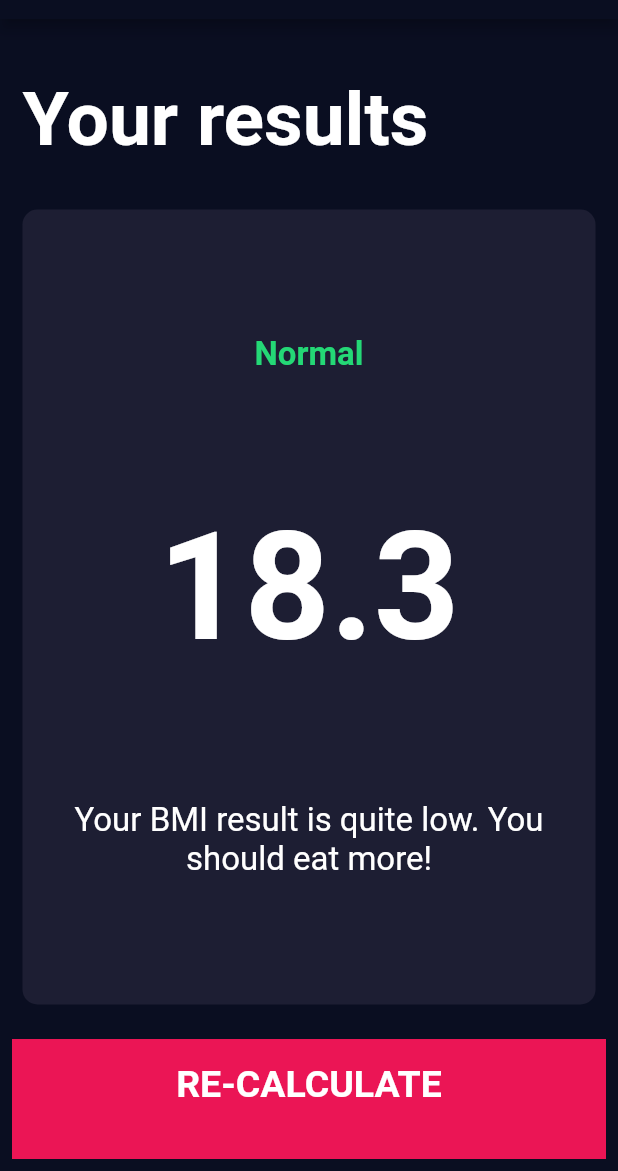
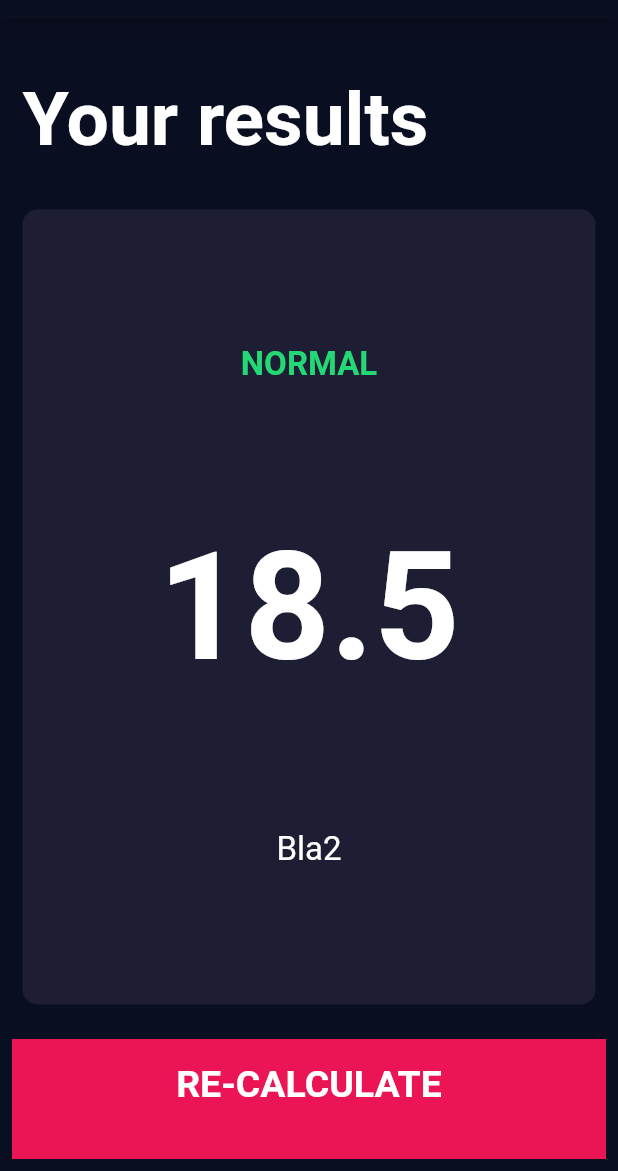
Before and after one commit to razvanfulea/flutter-learning, a Flutter app: the screen it shows after launch, after a tap on "CALCULATE", on a phone screen of 412 x 824 dp, the part 65-1236 px from its top. Run offline on Flutter 3.47's test engine with Material 2 defaults, Android fonts, the phone set to English and light mode, and no system bars; our stand-ins replace audioplayers, font_awesome_flutter.

```diff
--- /dev/null
+++ b/flutter_learning_7_building_ui/lib/calculator_brain.dart
@@ -0,0 +1,35 @@
+import 'dart:math';
+
+class CalculatorBrain {
+  final int height;
+  final int weight;
+
+  double _bmi;
+
+  CalculatorBrain({this.height, this.weight});
+
+  String calculateBMI() {
+    _bmi = weight / pow(height / 100, 2);
+    return _bmi.toStringAsFixed(1);
+  }
+
+  String getResult() {
+    if (_bmi >= 25) {
+      return 'Overweight';
+    } else if (_bmi >= 18.5) {
+      return 'Normal';
+    } else {
+      return 'Underweight';
+    }
+  }
+
+  String getInterpretation() {
+    if (_bmi >= 25) {
+      return 'Bla';
+    } else if (_bmi >= 18.5) {
+      return 'Bla2';
+    } else {
+      return 'Bla3';
+    }
+  }
+}
--- a/flutter_learning_7_building_ui/lib/screens/input_page.dart
+++ b/flutter_learning_7_building_ui/lib/screens/input_page.dart
@@ -1,5 +1,6 @@
 import 'package:flutter/cupertino.dart';
 import 'package:flutter/material.dart';
+import 'package:flutter_learning_7_building_ui/calculator_brain.dart';
 import 'package:flutter_learning_7_building_ui/components/icon_content.dart';
 import 'file:///D:/Learning/flutter/flutter-learning/flutter_learning_7_building_ui/lib/screens/results_page.dart';
 import 'file:///D:/Learning/flutter/flutter-learning/flutter_learning_7_building_ui/lib/components/reusable_card.dart';
@@ -184,7 +185,15 @@ class _InputPageState extends State<InputPage> {
             ),
             BottomButton(
               onTap: () {
-                Navigator.push(context, MaterialPageRoute(builder: (context) => ResultsPage()));
+                CalculatorBrain calc = new CalculatorBrain(weight: weight, height: height);
+                Navigator.push(
+                    context,
+                    MaterialPageRoute(
+                        builder: (context) => ResultsPage(
+                              bmiResult: calc.calculateBMI(),
+                              resultText: calc.getResult(),
+                              interpretation: calc.getInterpretation(),
+                            )));
               },
               buttonTitle: 'CALCULATE',
             ),
--- a/flutter_learning_7_building_ui/lib/screens/results_page.dart
+++ b/flutter_learning_7_building_ui/lib/screens/results_page.dart
@@ -5,6 +5,12 @@ import 'file:///D:/Learning/flutter/flutter-learning/flutter_learning_7_building
 import '../constants.dart';
 
 class ResultsPage extends StatelessWidget {
+  final String bmiResult;
+  final String resultText;
+  final String interpretation;
+
+  ResultsPage({@required this.bmiResult, @required this.resultText, @required this.interpretation});
+
   @override
   Widget build(BuildContext context) {
     return Scaffold(
@@ -28,10 +34,10 @@ class ResultsPage extends StatelessWidget {
                 mainAxisAlignment: MainAxisAlignment.spaceEvenly,
                 crossAxisAlignment: CrossAxisAlignment.center,
                 children: [
-                  Text('Normal', style: RESULT_TEXT_STYLE),
-                  Text('18.3', style: BMI_TEXT_STYLE),
+                  Text(resultText.toUpperCase(), style: RESULT_TEXT_STYLE),
+                  Text(bmiResult, style: BMI_TEXT_STYLE),
                   Text(
-                    'Your BMI result is quite low. You should eat more!',
+                    interpretation,
                     textAlign: TextAlign.center,
                     style: BODY_TEXT_STYLE,
                   ),
```
